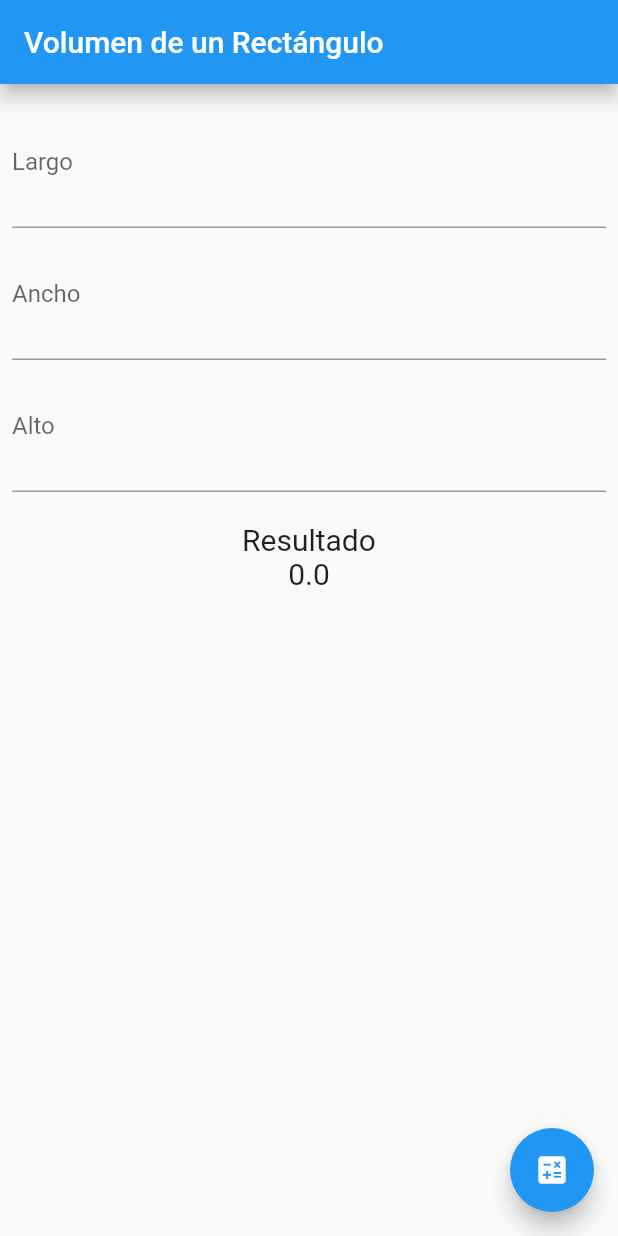
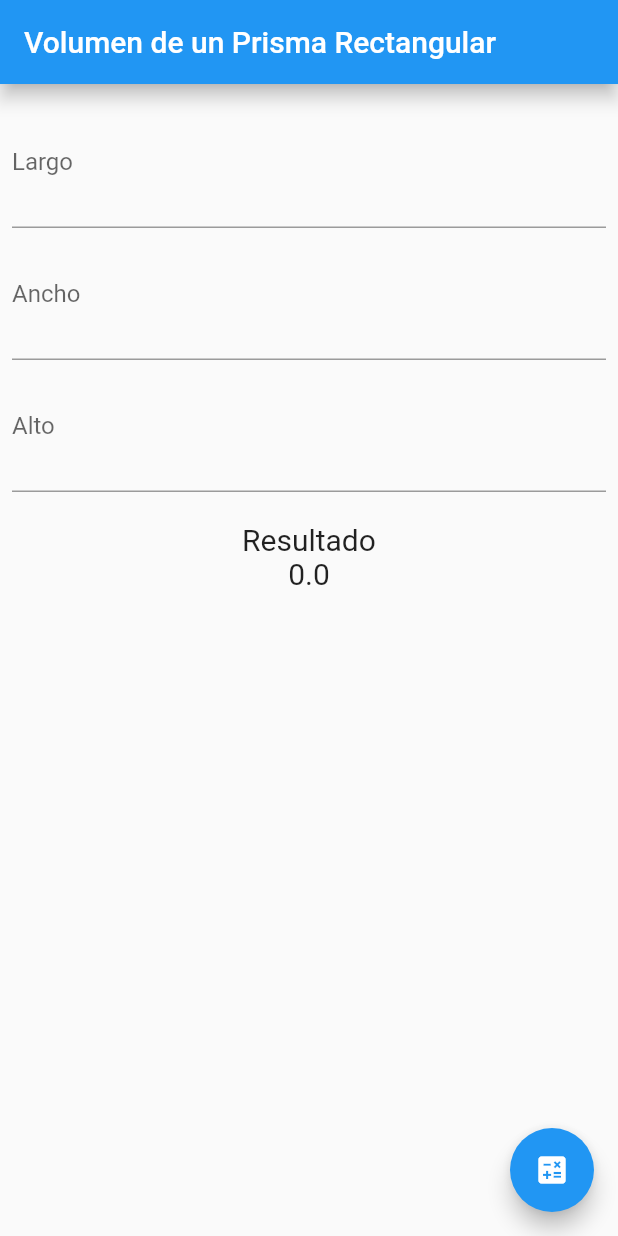
Before and after one commit to ACMendo/volume_figure_flutter, a Flutter app: the screen it shows after launch, on a phone screen of 412 x 824 dp. Run offline on Flutter 3.47's test engine with Material 2 defaults, Android fonts, the phone set to English and light mode, and no system bars.

Commit message:
Cambio de nombre en el titulo

```diff
--- a/lib/screens/home_screen.dart
+++ b/lib/screens/home_screen.dart
@@ -21,7 +21,7 @@ class _HomeScreenState extends State<HomeScreen> {
 
     return Scaffold(
       appBar: AppBar(
-        title: const Text('Volumen de un Rectángulo'),
+        title: const Text('Volumen de un Prisma Rectangular'),
         elevation: 5,
       ),
       body: Padding(
```
